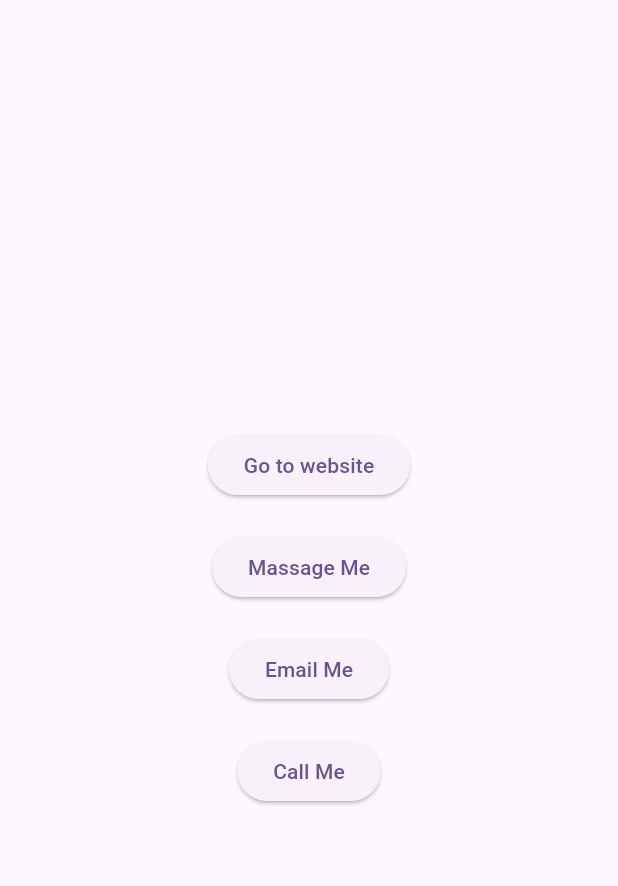
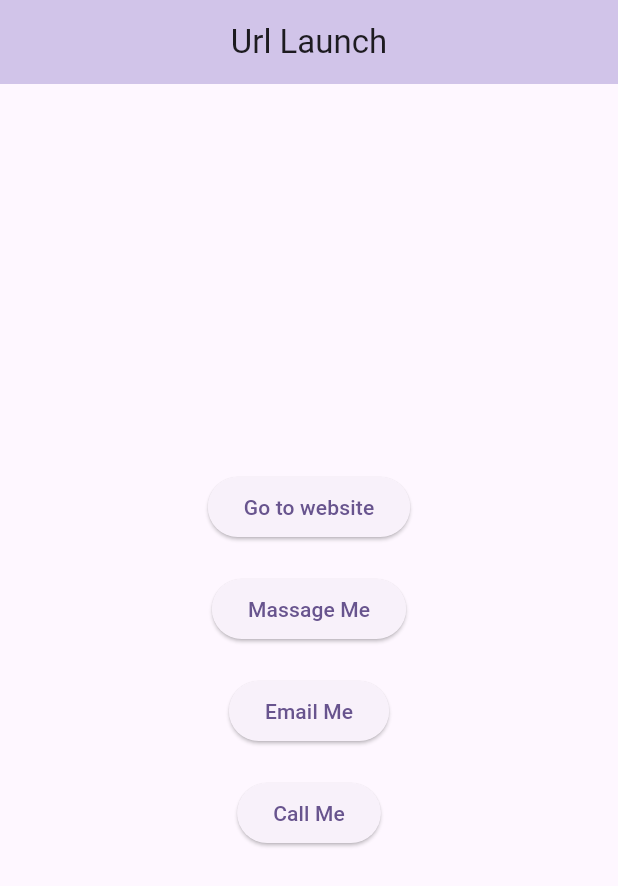
Before and after one commit to tanjilalom/url_launcher_widget, a Flutter app: the screen it shows after launch, on a phone screen of 412 x 824 dp. Shown: the top 886 px of the screen. Run offline on Flutter 3.47's test engine with Material 3 defaults, Android fonts, the phone set to English and light mode, and no system bars.

Commit message:
Initial commit

```diff
--- a/lib/homepage.dart
+++ b/lib/homepage.dart
@@ -24,6 +24,11 @@ class HomePage extends StatelessWidget {
   @override
   Widget build(BuildContext context) {
     return Scaffold(
+      appBar: AppBar(
+        title: Text("Url Launch"),
+        backgroundColor: Colors.deepPurple[100],
+        centerTitle: true,
+      ),
       body: Center(
         child: Column(
           mainAxisAlignment: MainAxisAlignment.center,
--- a/lib/main.dart
+++ b/lib/main.dart
@@ -11,6 +11,7 @@ class MyApp extends StatelessWidget {
   @override
   Widget build(BuildContext context) {
     return MaterialApp(
+      debugShowCheckedModeBanner: false,
       title: 'Flutter Demo',
       theme: ThemeData(
         colorScheme: ColorScheme.fromSeed(seedColor: Colors.deepPurple),
```
